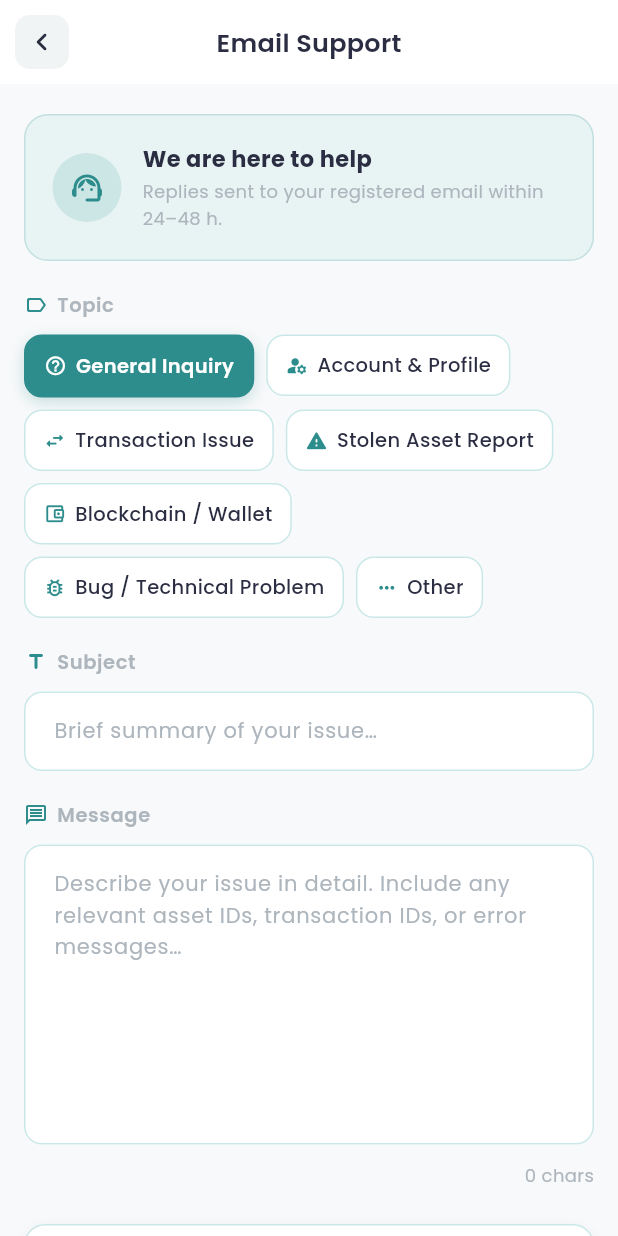
After one commit to eishaaaa/FYP, a Flutter app: the ProfileScreen screen opened directly, after a tap on "Email Support", on a phone screen of 412 x 824 dp. The commit adds this screen. Run offline on Flutter 3.47's test engine with Material 3 defaults, Android fonts, the phone set to English and light mode, and no system bars; our stand-ins replace cached_network_image, carousel_slider, cloud_firestore, device_info_plus, file_picker, firebase_analytics and 14 more; missing offline and left inert: mobile_scanner, reown_appkit, web3dart; accounts and stored records are empty; project files that could hold a hidden picture were left out.

Commit message:
email communication

```diff
--- /dev/null
+++ b/lib/screens/EmailSupportScreen.dart
@@ -0,0 +1,514 @@
+import 'dart:convert';
+
+import 'package:cloud_firestore/cloud_firestore.dart';
+import 'package:firebase_auth/firebase_auth.dart';
+import 'package:flutter/material.dart';
+import 'package:flutter/services.dart';
+import 'package:http/http.dart' as http;
+
+import '../theme.dart';
+
+const _kEmailJsServiceId  = 'service_snjia2f';
+const _kEmailJsTemplateId = 'template_avx4nsx';
+const _kEmailJsPublicKey  = 'q6aXVmoxxbB1KTe3i';
+
+const _kSupportEmail = 'digitalgoods.support@gmail.com';
+const _kTeal         = Color(0xFF2D8C8C);
+const _kTealDark     = Color(0xFF1F5C5C);
+const _kTealLight    = Color(0xFFE8F4F4);
+
+class _Topic {
+  final String label;
+  final IconData icon;
+  final String subjectPrefix;
+  const _Topic({required this.label, required this.icon, required this.subjectPrefix});
+}
+
+const _topics = [
+  _Topic(label: 'General Inquiry',       icon: Icons.help_outline_rounded,             subjectPrefix: '[General]'),
+  _Topic(label: 'Account & Profile',     icon: Icons.manage_accounts_rounded,          subjectPrefix: '[Account]'),
+  _Topic(label: 'Transaction Issue',     icon: Icons.swap_horiz_rounded,               subjectPrefix: '[Transaction]'),
+  _Topic(label: 'Stolen Asset Report',   icon: Icons.report_problem_rounded,           subjectPrefix: '[Stolen Report]'),
+  _Topic(label: 'Blockchain / Wallet',   icon: Icons.account_balance_wallet_outlined,  subjectPrefix: '[Blockchain]'),
+  _Topic(label: 'Bug / Technical Problem', icon: Icons.bug_report_outlined,            subjectPrefix: '[Bug]'),
+  _Topic(label: 'Other',                 icon: Icons.more_horiz_rounded,               subjectPrefix: '[Other]'),
+];
+
+class EmailSupportScreen extends StatefulWidget {
+  const EmailSupportScreen({super.key});
+  @override
+  State<EmailSupportScreen> createState() => _EmailSupportScreenState();
+}
+
+class _EmailSupportScreenState extends State<EmailSupportScreen>
+    with TickerProviderStateMixin {
+
+  final _formKey      = GlobalKey<FormState>();
+  final _subjectCtrl  = TextEditingController();
+  final _bodyCtrl     = TextEditingController();
+  final _subjectFocus = FocusNode();
+  final _bodyFocus    = FocusNode();
+
+  int  _selectedTopic = 0;
+  bool _isSubmitting  = false;
+  bool _submitted     = false;
+
+  late AnimationController _fadeCtrl;
+  late Animation<double>   _fadeAnim;
+  late AnimationController _successCtrl;
+  late Animation<double>   _successScale;
+
+  String _userEmail = '';
+  String _userName  = '';
+  String _userUid   = '';
+
+  @override
+  void initState() {
+    super.initState();
+
+    _fadeCtrl = AnimationController(vsync: this, duration: const Duration(milliseconds: 420))..forward();
+    _fadeAnim = CurvedAnimation(parent: _fadeCtrl, curve: Curves.easeOut);
+
+    _successCtrl = AnimationController(vsync: this, duration: const Duration(milliseconds: 600));
+    _successScale = CurvedAnimation(parent: _successCtrl, curve: Curves.elasticOut);
+
+    _loadUser();
+  }
+
+  Future<void> _loadUser() async {
+    final user = FirebaseAuth.instance.currentUser;
+    if (user == null) return;
+    _userUid   = user.uid;
+    _userEmail = user.email ?? '';
+    try {
+      final doc = await FirebaseFirestore.instance.collection('users').doc(user.uid).get();
+      if (mounted) setState(() => _userName = doc.data()?['name'] ?? user.displayName ?? '');
+    } catch (_) {}
+  }
+
+  @override
+  void dispose() {
+    _fadeCtrl.dispose();
+    _successCtrl.dispose();
+    _subjectCtrl.dispose();
+    _bodyCtrl.dispose();
+    _subjectFocus.dispose();
+    _bodyFocus.dispose();
+    super.dispose();
+  }
+
+  Future<void> _submit() async {
+    if (!_formKey.currentState!.validate()) return;
+    FocusScope.of(context).unfocus();
+    setState(() => _isSubmitting = true);
+
+    final topic   = _topics[_selectedTopic];
+    final subject = '${topic.subjectPrefix} ${_subjectCtrl.text.trim()}';
+    final body    = _bodyCtrl.text.trim();
+
+    try {
+      await _sendViaEmailJs(
+        subject  : subject,
+        message  : body,
+        fromName : _userName.isNotEmpty ? _userName : 'App User',
+        replyTo  : _userEmail,
+        uid      : _userUid,
+        topic    : topic.label,
+      );
+
+      await FirebaseFirestore.instance.collection('support_emails').add({
+        'uid'       : _userUid,
+        'email'     : _userEmail,
+        'name'      : _userName,
+        'topic'     : topic.label,
+        'subject'   : subject,
+        'body'      : body,
+        'status'    : 'open',
+        'createdAt' : FieldValue.serverTimestamp(),
+        'platform'  : Theme.of(context).platform.name,
+      });
+
+      if (mounted) {
+        setState(() { _isSubmitting = false; _submitted = true; });
+        _successCtrl.forward();
+      }
+    } catch (e) {
+      debugPrint('Submit error: $e');
+      if (mounted) {
+        setState(() => _isSubmitting = false);
+        _showSnack('Could not send — please email $_kSupportEmail directly.', isError: true);
+      }
+    }
+  }
+
+Future<void> _sendViaEmailJs({
+  required String subject,
+  required String message,
+  required String fromName,
+  required String replyTo,
+  required String uid,
+  required String topic,
+}) async {
+  final url = Uri.parse('https://api.emailjs.com/api/v1.0/email/send');
+
+  final response = await http.post(
+    url,
+    headers: {
+      'Content-Type': 'application/json',
+      'origin': 'http://localhost',
+    },
+    body: jsonEncode({
+      'service_id'  : _kEmailJsServiceId,
+      'template_id' : _kEmailJsTemplateId,
+      'user_id'     : _kEmailJsPublicKey,
+      'template_params': {
+        'title'   : subject,   // matches {{title}} in your template Subject line
+        'name'    : fromName,  // matches {{name}} in your template body
+        'message' : message,   // matches {{message}} in your template body
+        'email'   : replyTo.isNotEmpty ? replyTo : 'no-reply@digitalgoods.com', // matches {{email}} in Reply To
+        'uid'     : uid,
+        'topic'   : topic,
+      },
+    }),
+  );
+
+  debugPrint('EmailJS status: ${response.statusCode}');
+  debugPrint('EmailJS body:   ${response.body}');
+
+  if (response.statusCode != 200) {
+    throw Exception('EmailJS ${response.statusCode}: ${response.body}');
+  }
+}
+
+  void _showSnack(String msg, {bool isError = false}) {
+    if (!mounted) return;
+    ScaffoldMessenger.of(context).showSnackBar(SnackBar(
+      content: Text(msg),
+      backgroundColor: isError ? Colors.red.shade700 : _kTeal,
+      behavior: SnackBarBehavior.floating,
+      shape: RoundedRectangleBorder(borderRadius: BorderRadius.circular(10)),
+    ));
+  }
+
+  @override
+  Widget build(BuildContext context) => Scaffold(
+    backgroundColor: context.appScaffold,
+    appBar: _buildAppBar(),
+    body: FadeTransition(opacity: _fadeAnim, child: _submitted ? _buildSuccessState() : _buildForm()),
+  );
+
+  PreferredSizeWidget _buildAppBar() => AppBar(
+    backgroundColor: context.appSurface,
+    elevation: 0,
+    centerTitle: true,
+    title: Text('Email Support', style: TextStyle(color: context.appTextPrimary, fontSize: 17, fontWeight: FontWeight.w600)),
+    leading: IconButton(
+      icon: Container(
+        width: 36, height: 36,
+        decoration: BoxDecoration(color: context.appSurfaceMuted, borderRadius: BorderRadius.circular(10)),
+        child: Icon(Icons.chevron_left_rounded, color: context.appTextPrimary, size: 24),
+      ),
+      onPressed: () => Navigator.pop(context),
+    ),
+  );
+
+  Widget _buildSuccessState() => Center(
+    child: Padding(
+      padding: const EdgeInsets.all(40),
+      child: Column(
+        mainAxisAlignment: MainAxisAlignment.center,
+        children: [
+          ScaleTransition(
+            scale: _successScale,
+            child: Container(
+              width: 100, height: 100,
+              decoration: BoxDecoration(
+                color: _kTealLight, shape: BoxShape.circle,
+                border: Border.all(color: _kTeal.withOpacity(0.25), width: 2),
+              ),
+              child: const Icon(Icons.mark_email_read_rounded, color: _kTeal, size: 48),
+            ),
+          ),
+          const SizedBox(height: 28),
+          Text('Message sent!', style: TextStyle(fontSize: 22, fontWeight: FontWeight.w700, color: context.appTextPrimary)),
+          const SizedBox(height: 10),
+          Text(
+            'Your support request has been recorded.\nWe will reply to ${_userEmail.isNotEmpty ? _userEmail : 'your email'} within 24–48 hours.',
+            textAlign: TextAlign.center,
+            style: TextStyle(fontSize: 14, height: 1.6, color: context.appTextSecondary),
+          ),
+          const SizedBox(height: 36),
+         GestureDetector(
+  onTap: () {
+    Clipboard.setData(const ClipboardData(text: _kSupportEmail));
+    _showSnack('Email address copied');
+  },
+  child: Container(
+    padding: const EdgeInsets.symmetric(horizontal: 16, vertical: 12),
+    decoration: BoxDecoration(
+      color: _kTealLight,
+      borderRadius: BorderRadius.circular(50),
+      border: Border.all(color: _kTeal.withOpacity(0.3)),
+    ),
+    child: Row(
+      mainAxisSize: MainAxisSize.min,
+      children: [
+        const Icon(Icons.mail_outline_rounded, size: 16, color: _kTeal),
+        const SizedBox(width: 6),
+        Flexible(                          // ← key fix
+          child: Text(
+            _kSupportEmail,
+            overflow: TextOverflow.ellipsis, // ← prevents overflow
+            style: const TextStyle(
+              fontSize: 13,
+              color: _kTealDark,
+              fontWeight: FontWeight.w600,
+            ),
+          ),
+        ),
+        const SizedBox(width: 6),
+        const Icon(Icons.copy_rounded, size: 14, color: _kTeal),
+      ],
+    ),
+  ),
+),
+          const SizedBox(height: 32),
+          SizedBox(
+            width: double.infinity, height: 52,
+            child: ElevatedButton(
+              style: ElevatedButton.styleFrom(backgroundColor: _kTeal, foregroundColor: Colors.white, elevation: 0, shape: RoundedRectangleBorder(borderRadius: BorderRadius.circular(14))),
+              onPressed: () => Navigator.pop(context),
+              child: const Text('Done', style: TextStyle(fontSize: 15, fontWeight: FontWeight.w600)),
+            ),
+          ),
+        ],
+      ),
+    ),
+  );
+
+  Widget _buildForm() => Form(
+    key: _formKey,
+    child: ListView(
+      padding: const EdgeInsets.fromLTRB(16, 20, 16, 40),
+      children: [
+        _HeaderBanner(email: _userEmail),
+        const SizedBox(height: 20),
+        _SectionLabel(label: 'Topic', icon: Icons.label_outline_rounded),
+        const SizedBox(height: 10),
+        _TopicGrid(topics: _topics, selected: _selectedTopic, onSelect: (i) => setState(() => _selectedTopic = i)),
+        const SizedBox(height: 20),
+        _SectionLabel(label: 'Subject', icon: Icons.title_rounded),
+        const SizedBox(height: 10),
+        _StyledField(
+          controller: _subjectCtrl, focusNode: _subjectFocus,
+          hintText: 'Brief summary of your issue…', maxLines: 1,
+          textInputAction: TextInputAction.next,
+          onFieldSubmitted: (_) => FocusScope.of(context).requestFocus(_bodyFocus),
+          validator: (v) {
+            if (v == null || v.trim().isEmpty) return 'Please add a subject';
+            if (v.trim().length < 5) return 'Subject is too short';
+            return null;
+          },
+        ),
+        const SizedBox(height: 20),
+        _SectionLabel(label: 'Message', icon: Icons.message_outlined),
+        const SizedBox(height: 10),
+        _StyledField(
+          controller: _bodyCtrl, focusNode: _bodyFocus,
+          hintText: 'Describe your issue in detail. Include any relevant asset IDs, transaction IDs, or error messages…',
+          maxLines: 8, textInputAction: TextInputAction.newline,
+          validator: (v) {
+            if (v == null || v.trim().isEmpty) return 'Please describe your issue';
+            if (v.trim().length < 20) return 'Please provide more detail (min 20 chars)';
+            return null;
+          },
+        ),
+        const SizedBox(height: 12),
+        Align(
+          alignment: Alignment.centerRight,
+          child: ValueListenableBuilder<TextEditingValue>(
+            valueListenable: _bodyCtrl,
+            builder: (_, val, __) => Text('${val.text.length} chars', style: TextStyle(fontSize: 12, color: context.appTextSecondary)),
+          ),
+        ),
+        const SizedBox(height: 24),
+        _MetadataCard(name: _userName, email: _userEmail, topic: _topics[_selectedTopic].label),
+        const SizedBox(height: 28),
+        SizedBox(
+          height: 56,
+          child: ElevatedButton.icon(
+            style: ElevatedButton.styleFrom(backgroundColor: _kTeal, foregroundColor: Colors.white, elevation: 0, shape: RoundedRectangleBorder(borderRadius: BorderRadius.circular(14))),
+            onPressed: _isSubmitting ? null : _submit,
+            icon: _isSubmitting
+                ? const SizedBox(width: 18, height: 18, child: CircularProgressIndicator(color: Colors.white, strokeWidth: 2))
+                : const Icon(Icons.send_rounded, size: 20),
+            label: Text(_isSubmitting ? 'Sending…' : 'Send Email', style: const TextStyle(fontSize: 15, fontWeight: FontWeight.w600)),
+          ),
+        ),
+      ],
+    ),
+  );
+}
+
+// ─── sub-widgets (unchanged) ──────────────────────────────────────────────────
+
+class _SectionLabel extends StatelessWidget {
+  final String label;
+  final IconData icon;
+  const _SectionLabel({required this.label, required this.icon});
+
+  @override
+  Widget build(BuildContext context) => Row(
+    children: [
+      Icon(icon, size: 16, color: _kTeal),
+      const SizedBox(width: 6),
+      Text(label, style: TextStyle(fontSize: 13, fontWeight: FontWeight.w600, color: context.appTextSecondary, letterSpacing: 0.4)),
+    ],
+  );
+}
+
+class _HeaderBanner extends StatelessWidget {
+  final String email;
+  const _HeaderBanner({required this.email});
+
+  @override
+  Widget build(BuildContext context) => Container(
+    padding: const EdgeInsets.all(18),
+    decoration: BoxDecoration(color: _kTealLight, borderRadius: BorderRadius.circular(16), border: Border.all(color: _kTeal.withOpacity(0.2))),
+    child: Row(
+      children: [
+        Container(
+          width: 46, height: 46,
+          decoration: BoxDecoration(color: _kTeal.withOpacity(0.15), shape: BoxShape.circle),
+          child: const Icon(Icons.support_agent_rounded, color: _kTeal, size: 24),
+        ),
+        const SizedBox(width: 14),
+        Expanded(
+          child: Column(
+            crossAxisAlignment: CrossAxisAlignment.start,
+            children: [
+              Text('We are here to help', style: TextStyle(fontWeight: FontWeight.w700, fontSize: 15, color: context.appTextPrimary)),
+              const SizedBox(height: 3),
+              Text(
+                'Replies sent to ${email.isNotEmpty ? email : 'your registered email'} within 24–48 h.',
+                style: TextStyle(fontSize: 12, color: context.appTextSecondary, height: 1.5),
+              ),
+            ],
+          ),
+        ),
+      ],
+    ),
+  );
+}
+
+class _TopicGrid extends StatelessWidget {
+  final List<_Topic> topics;
+  final int selected;
+  final ValueChanged<int> onSelect;
+  const _TopicGrid({required this.topics, required this.selected, required this.onSelect});
+
+  @override
+  Widget build(BuildContext context) => Wrap(
+    spacing: 8, runSpacing: 8,
+    children: List.generate(topics.length, (i) {
+      final isSelected = i == selected;
+      final topic = topics[i];
+      return GestureDetector(
+        onTap: () => onSelect(i),
+        child: AnimatedContainer(
+          duration: const Duration(milliseconds: 200),
+          padding: const EdgeInsets.symmetric(horizontal: 12, vertical: 10),
+          decoration: BoxDecoration(
+            color: isSelected ? _kTeal : context.appSurface,
+            borderRadius: BorderRadius.circular(12),
+            border: Border.all(color: isSelected ? _kTeal : context.appBorder, width: isSelected ? 1.5 : 1),
+            boxShadow: isSelected ? [BoxShadow(color: _kTeal.withOpacity(0.25), blurRadius: 8, offset: const Offset(0, 3))] : [],
+          ),
+          child: Row(
+            mainAxisSize: MainAxisSize.min,
+            children: [
+              Icon(topic.icon, size: 15, color: isSelected ? Colors.white : _kTeal),
+              const SizedBox(width: 6),
+              Text(topic.label, style: TextStyle(fontSize: 13, fontWeight: isSelected ? FontWeight.w600 : FontWeight.w500, color: isSelected ? Colors.white : context.appTextPrimary)),
+            ],
+          ),
+        ),
+      );
+    }),
+  );
+}
+
+class _StyledField extends StatelessWidget {
+  final TextEditingController controller;
+  final FocusNode focusNode;
+  final String hintText;
+  final int maxLines;
+  final TextInputAction textInputAction;
+  final ValueChanged<String>? onFieldSubmitted;
+  final FormFieldValidator<String>? validator;
+
+  const _StyledField({required this.controller, required this.focusNode, required this.hintText, required this.maxLines, required this.textInputAction, this.onFieldSubmitted, this.validator});
+
+  @override
+  Widget build(BuildContext context) => TextFormField(
+    controller: controller, focusNode: focusNode, maxLines: maxLines,
+    textInputAction: textInputAction, onFieldSubmitted: onFieldSubmitted, validator: validator,
+    style: TextStyle(fontSize: 14, color: context.appTextPrimary, height: 1.5),
+    decoration: InputDecoration(
+      hintText: hintText,
+      hintStyle: TextStyle(color: context.appTextSecondary, fontSize: 14),
+      filled: true, fillColor: context.appSurface,
+      contentPadding: const EdgeInsets.all(16),
+      border:             OutlineInputBorder(borderRadius: BorderRadius.circular(12), borderSide: BorderSide(color: context.appBorder)),
+      enabledBorder:      OutlineInputBorder(borderRadius: BorderRadius.circular(12), borderSide: BorderSide(color: context.appBorder)),
+      focusedBorder:      OutlineInputBorder(borderRadius: BorderRadius.circular(12), borderSide: const BorderSide(color: _kTeal, width: 1.5)),
+      errorBorder:        OutlineInputBorder(borderRadius: BorderRadius.circular(12), borderSide: BorderSide(color: Colors.red.shade400)),
+      focusedErrorBorder: OutlineInputBorder(borderRadius: BorderRadius.circular(12), borderSide: BorderSide(color: Colors.red.shade400, width: 1.5)),
+    ),
+  );
+}
+
+class _MetadataCard extends StatelessWidget {
+  final String name, email, topic;
+  const _MetadataCard({required this.name, required this.email, required this.topic});
+
+  @override
+  Widget build(BuildContext context) => Container(
+    padding: const EdgeInsets.all(16),
+    decoration: BoxDecoration(
+      color: context.appSurface,
+      borderRadius: BorderRadius.circular(14),
+      border: Border.all(color: context.appBorder),
+      boxShadow: [BoxShadow(color: context.appShadow, blurRadius: 6, offset: const Offset(0, 2))],
+    ),
+    child: Column(
+      crossAxisAlignment: CrossAxisAlignment.start,
+      children: [
+        Row(children: [
+          const Icon(Icons.info_outline_rounded, size: 14, color: _kTeal),
+          const SizedBox(width: 6),
+          Text('This info is attached to your ticket', style: TextStyle(fontSize: 12, color: context.appTextSecondary, fontWeight: FontWeight.w500)),
+        ]),
+        const SizedBox(height: 12),
+        _MetaRow(label: 'Name',  value: name.isNotEmpty  ? name  : '—'),
+        const SizedBox(height: 6),
+        _MetaRow(label: 'Email', value: email.isNotEmpty ? email : '—'),
+        const SizedBox(height: 6),
+        _MetaRow(label: 'Topic', value: topic),
+      ],
+    ),
+  );
+}
+
+class _MetaRow extends StatelessWidget {
+  final String label, value;
+  const _MetaRow({required this.label, required this.value});
+
+  @override
+  Widget build(BuildContext context) => Row(
+    children: [
+      SizedBox(width: 52, child: Text(label, style: TextStyle(fontSize: 12, color: context.appTextSecondary))),
+      Expanded(child: Text(value, style: TextStyle(fontSize: 13, fontWeight: FontWeight.w500, color: context.appTextPrimary), overflow: TextOverflow.ellipsis)),
+    ],
+  );
+}
--- a/lib/screens/profile_screen.dart
+++ b/lib/screens/profile_screen.dart
@@ -12,6 +12,7 @@ import 'asset_detail_screen.dart';
 import 'stolen_report_screen.dart';
 import 'auth_screens.dart';
 import '../theme.dart';
+import 'EmailSupportScreen.dart';
 
 final FirebaseAuth _auth = FirebaseAuth.instance;
 final FirebaseFirestore _db = FirebaseFirestore.instance;
@@ -708,7 +709,15 @@ class _ProfileScreenState extends State<ProfileScreen> {
                                 builder: (_) => const HelpScreen(),
                               ),
                             ),
+
                           ),
+                         _menuTile(
+  icon: Icons.email_outlined,
+  label: 'Email Support',
+  iconColor: const Color(0xFF4DB6AC),
+  onTap: () => Navigator.push(context,
+    MaterialPageRoute(builder: (_) => const EmailSupportScreen())),
+),
                           _menuTile(
                             icon: Icons.privacy_tip_outlined,
                             label: 'Terms & Privacy',
--- a/pubspec.yaml
+++ b/pubspec.yaml
@@ -81,7 +81,8 @@ dev_dependencies:
   # package. See that file for information about deactivating specific lint
   # rules and activating additional ones.
   flutter_lints: ^5.0.0
-
+url_launcher: ^6.3.0
+http: ^1.2.0
 # For information on the generic Dart part of this file, see the
 # following page: https://dart.dev/tools/pub/pubspec
 
```
Also changed, not shown: pubspec.lock, 1 other file.
